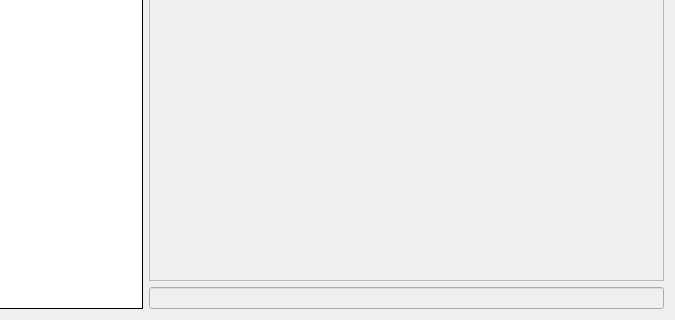
First picture: the form in UI/identity.ui, repository jlxip/Disposable-Client, before the edit; both pictures show x 126 to 801 and y 168 to 488 of the 801 by 488 pixel window.
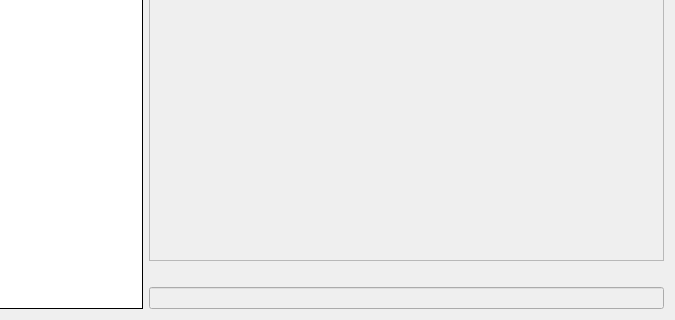
Second picture: the form after the edit.

Commit message: "Writing..." implemented

The edit to the form file:
```diff
--- a/UI/identity.ui
+++ b/UI/identity.ui
@@ -21,7 +21,7 @@
      </property>
     </widget>
    </item>
-   <item row="1" column="0" rowspan="2">
+   <item row="1" column="0" rowspan="3">
     <widget class="QListView" name="chatslist">
      <property name="sizePolicy">
       <sizepolicy hsizetype="Minimum" vsizetype="Expanding">
@@ -37,7 +37,7 @@
      </property>
     </widget>
    </item>
-   <item row="2" column="2" colspan="2">
+   <item row="3" column="2" colspan="2">
     <widget class="QLineEdit" name="writemsg">
      <property name="enabled">
       <bool>false</bool>
@@ -54,6 +54,24 @@
      </property>
     </widget>
    </item>
+   <item row="2" column="2" colspan="2">
+    <widget class="QLabel" name="writing">
+     <property name="sizePolicy">
+      <sizepolicy hsizetype="Preferred" vsizetype="Fixed">
+       <horstretch>0</horstretch>
+       <verstretch>0</verstretch>
+      </sizepolicy>
+     </property>
+     <property name="font">
+      <font>
+       <italic>true</italic>
+      </font>
+     </property>
+     <property name="text">
+      <string/>
+     </property>
+    </widget>
+   </item>
   </layout>
  </widget>
  <resources/>
```
The commit also changes 1 other file.
